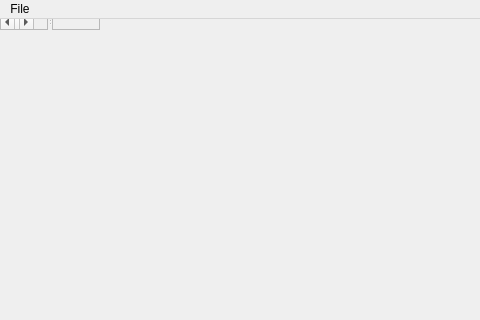
This is MainWindow.ui in goffrie/grapher as Qt 5 draws it before an edit; both pictures show x 0 to 480 and y 0 to 320 of the 755 by 600 pixel window. The edited form follows.
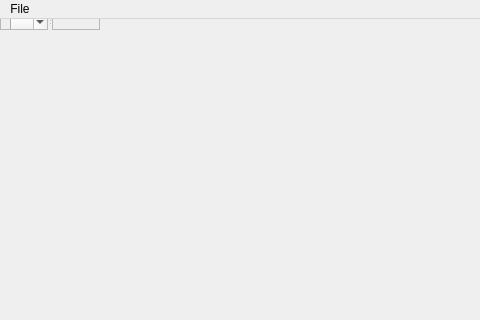
This is the edited form. Custom widgets are drawn as their Qt base class.

Commit message: add grids (also more weird layout tweaks)

Diff of the .ui file:
```diff
--- a/MainWindow.ui
+++ b/MainWindow.ui
@@ -25,7 +25,7 @@
    </property>
    <widget class="QScrollArea" name="scrollArea">
     <property name="sizePolicy">
-     <sizepolicy hsizetype="MinimumExpanding" vsizetype="Expanding">
+     <sizepolicy hsizetype="Minimum" vsizetype="Expanding">
       <horstretch>0</horstretch>
       <verstretch>0</verstretch>
      </sizepolicy>
@@ -33,8 +33,11 @@
     <property name="frameShadow">
      <enum>QFrame::Sunken</enum>
     </property>
+    <property name="verticalScrollBarPolicy">
+     <enum>Qt::ScrollBarAlwaysOn</enum>
+    </property>
     <property name="horizontalScrollBarPolicy">
-     <enum>Qt::ScrollBarAsNeeded</enum>
+     <enum>Qt::ScrollBarAlwaysOff</enum>
     </property>
     <property name="widgetResizable">
      <bool>true</bool>
@@ -44,12 +47,12 @@
       <rect>
        <x>0</x>
        <y>0</y>
-       <width>582</width>
+       <width>564</width>
        <height>574</height>
       </rect>
      </property>
      <property name="sizePolicy">
-      <sizepolicy hsizetype="MinimumExpanding" vsizetype="Preferred">
+      <sizepolicy hsizetype="Minimum" vsizetype="Preferred">
        <horstretch>0</horstretch>
        <verstretch>0</verstretch>
       </sizepolicy>
```
Left out of the diff: 48 changed lines with no effect on the pictures. The commit also changes 6 other files.
